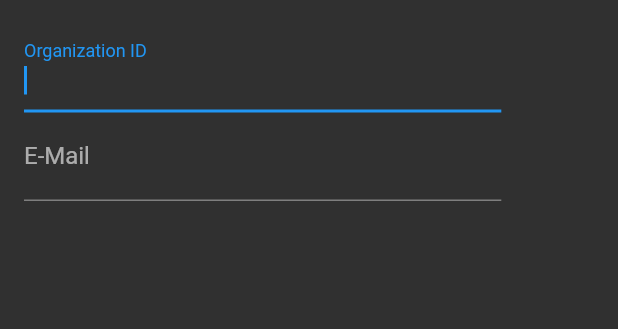
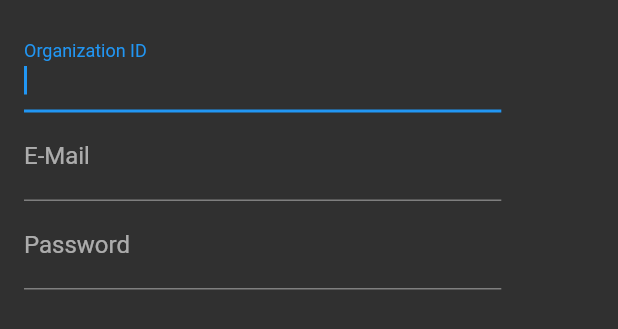
Before and after one commit to muskandn/WatchfulEye, a Flutter app: the SignUpForm widget shown alone on an empty page, opened directly, on a phone screen of 412 x 824 dp. Shown: the top 329 px of the screen. Run offline on Flutter 3.47's test engine with Material 2 defaults, Android fonts, the phone set to English and light mode, and no system bars; our stand-ins replace cloud_firestore, firebase_auth, firebase_core, firebase_messaging, firebase_storage, geolocator and 1 more; missing offline and left inert: geocoder; accounts and stored records are empty.

Commit message:
password field has been added

```diff
--- a/Flutter_App/lib/sign_up_form.dart
+++ b/Flutter_App/lib/sign_up_form.dart
@@ -160,7 +160,30 @@ class _SignUpFormState extends State<SignUpForm> {
                   },
                 ),
               ),
+              Theme(
+                data: Theme.of(context).copyWith(
+                    primaryColor: Theme.of(context).colorScheme.secondary),
+                child: TextFormField(
+                  decoration: const InputDecoration(labelText: 'Password'),
+                  obscureText: true,
+                  focusNode: _passwordFocusNode,
+                  textInputAction: TextInputAction.next,
+                  onFieldSubmitted: (value) {
+                    _confirmPasswordFocusNode.requestFocus();
+                  },
+                  controller: _passwordController,
+                  validator: (value) {
+                    if (value == null || value.isEmpty || value.length < 5) {
+                      return 'Password is too short!';
+                    }
 
+                    return null;
+                  },
+                  onSaved: (value) {
+                    _authData['password'] = value!;
+                  },
+                ),
+              ),
 
             ],
           ),
```
